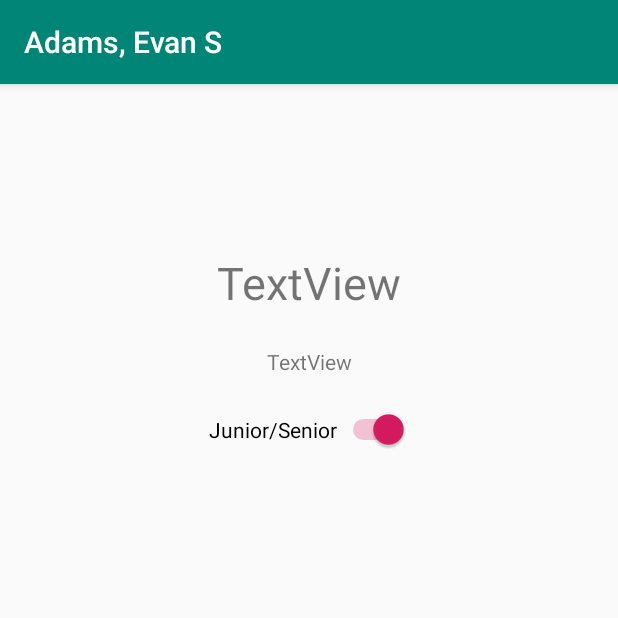
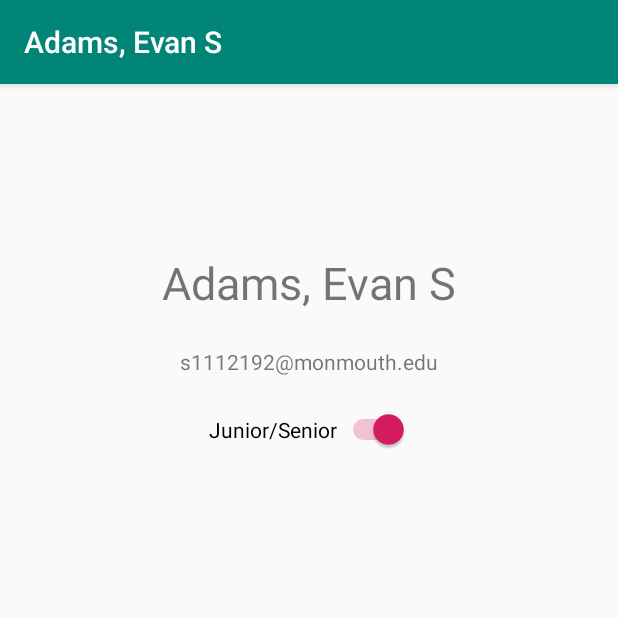
Before and after one commit to s1131610/CS250, an Android app: the screen it shows after launch (StudentDetailActivity), after a tap on "Adams, Evan S", on a phone screen of 412 x 824 dp, the top half of it. Run offline under Robolectric (Android 15) with nearby library versions, the phone set to English and light mode, and no system bars; libraries missing offline, so code that uses them is left out: edu.monmouth.cs250; pictures from the network do not load.

```diff
--- a/app/src/main/java/edu/monmouth/cs250/kraemer/cs250/StudentDetailActivity.kt
+++ b/app/src/main/java/edu/monmouth/cs250/kraemer/cs250/StudentDetailActivity.kt
@@ -7,11 +7,8 @@ import Student
 import android.content.Context
 import android.content.Intent
 import android.os.Bundle
-import android.view.View
-import android.widget.ImageView
-import android.widget.Switch
-import android.widget.TextView
 import androidx.appcompat.app.AppCompatActivity
+import com.bumptech.glide.Glide
 import kotlinx.android.synthetic.main.activity_studentdetail.*
 
 // Activity to show the student details inside the view.
@@ -22,14 +19,15 @@ class StudentDetailActivity: AppCompatActivity() {
     companion object {
         const val EXTRA_TITLE = "name"
         const val EXTRA_CLASS = "classLevel"
-        const val EXTRA_ID = "ID"
-
-        val thisStudent: Student?= null
+        const val EXTRA_EMAIL = "EMAIL"
+        const val EXTRA_IMAGE = "photoURL"
 
         fun newIntent(context: Context, student: Student): Intent {
             val detailIntent = Intent(context, StudentDetailActivity::class.java)
             detailIntent.putExtra(EXTRA_TITLE, student.name)
             detailIntent.putExtra(EXTRA_CLASS, student.year)
+            detailIntent.putExtra(EXTRA_EMAIL,student.email)
+            detailIntent.putExtra(EXTRA_IMAGE,student.photoURL)
             return detailIntent
         }
     }
@@ -41,8 +39,18 @@ class StudentDetailActivity: AppCompatActivity() {
         // fetch the saved data from Intent creation above
         val title = intent?.extras?.getString(EXTRA_TITLE)
         val year = intent?.extras?.getInt(EXTRA_CLASS)
+        val email = intent?.extras?.getString(EXTRA_EMAIL)
+        val xtraImg = intent?.extras?.getString(EXTRA_IMAGE)
         // set title for Activity
         setTitle(title)
+        //set image
+        val imgURL = xtraImg?.replace("http:", "https:", true)
+        Glide.with(this).load(EXTRA_IMAGE).into(studentImage)
+
+        //set student name
+        studentNameText.text = title
+        //display email under image
+        studentEmailText.text = email
         //turn on switch if student is junior or senior
         if(year ==3 || year ==4){
             yearSwitch.isChecked = true
@@ -52,15 +60,7 @@ class StudentDetailActivity: AppCompatActivity() {
         //studentimageview.
         //set studentNameText to student's name
         studentnameview = findViewById(R.id.studentNameText)
-        //set studentIDText to student's ID number
-        studentidview = findViewById(R.id.studentIDText)
         studentidview.setText(student.id)
-        //if student's year is a junior or senior, turn on the switch.
-        studentyearswitch = findViewById<Switch>(R.id.yearSwitch)
-        when(student.year){
-            3,4->studentyearswitch.isChecked = true
-            else->studentyearswitch.isChecked = false
-        }
-        */
+       */
     }
 }
--- a/app/src/main/res/layout/activity_studentdetail.xml
+++ b/app/src/main/res/layout/activity_studentdetail.xml
@@ -38,7 +38,7 @@
         app:layout_constraintTop_toBottomOf="@+id/studentNameText" />
 
     <TextView
-        android:id="@+id/studentIDText"
+        android:id="@+id/studentEmailText"
         android:layout_width="wrap_content"
         android:layout_height="wrap_content"
         android:layout_marginTop="24dp"
```
